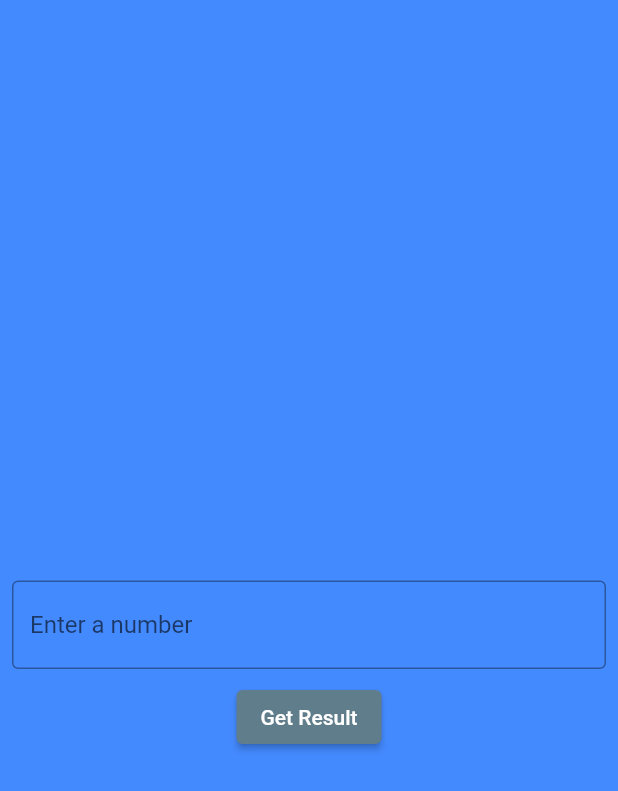
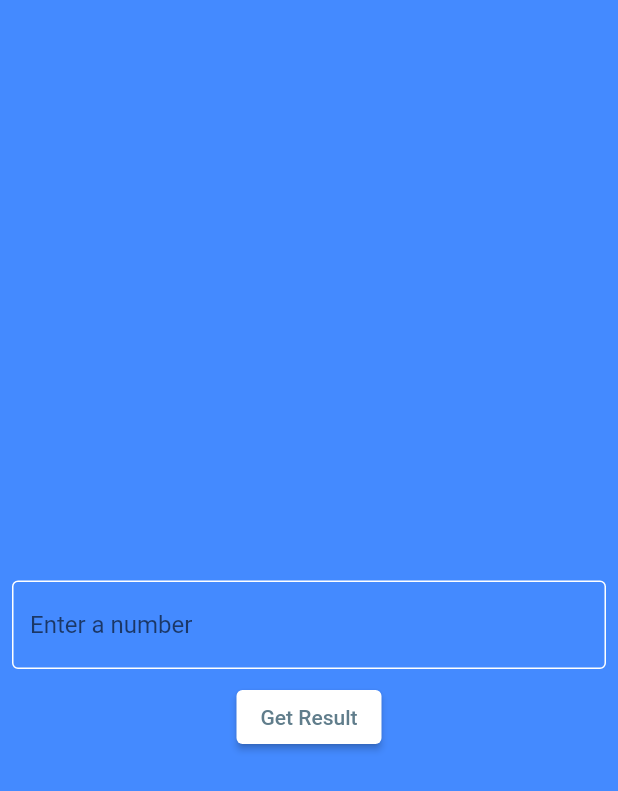
Before and after one commit to sinan70257/Number-features, a Flutter app: the screen it shows after launch, on a phone screen of 412 x 824 dp. Shown: the top 791 px of the screen. Run offline on Flutter 3.47's test engine with Material 2 defaults, Android fonts, the phone set to English and light mode, and no system bars.

Commit message:
third commit

```diff
--- a/lib/main.dart
+++ b/lib/main.dart
@@ -56,7 +56,7 @@ class _MyHomePageState extends State<MyHomePage> {
               style: TextStyle(
                   fontSize: 35,
                   fontWeight: FontWeight.w900,
-                  color: Color.fromARGB(255, 0, 97, 132)),
+                  color: Color.fromARGB(255, 0, 94, 128)),
               textAlign: TextAlign.center,
             ),
           ),
@@ -66,11 +66,19 @@ class _MyHomePageState extends State<MyHomePage> {
               controller: _nunberInput,
               keyboardType: TextInputType.number,
               decoration: InputDecoration(
-                  border: OutlineInputBorder(), hintText: "Enter a number"),
+                  disabledBorder: OutlineInputBorder(
+                      borderSide: BorderSide(
+                          color: Color.fromARGB(255, 255, 255, 255))),
+                  enabledBorder: OutlineInputBorder(
+                      borderSide: BorderSide(
+                          color: Color.fromARGB(255, 255, 255, 255))),
+                  border: OutlineInputBorder(),
+                  hintText: "Enter a number"),
             ),
           ),
           ElevatedButton(
-            style: ElevatedButton.styleFrom(backgroundColor: Colors.blueGrey),
+            style: ElevatedButton.styleFrom(
+                backgroundColor: Color.fromARGB(255, 255, 255, 255)),
             onPressed: () async {
               final num = _nunberInput.text;
               final result = await getNumberFact(number: num);
@@ -78,7 +86,10 @@ class _MyHomePageState extends State<MyHomePage> {
                 sample = result.text;
               });
             },
-            child: const Text("Get Result"),
+            child: const Text(
+              "Get Result",
+              style: TextStyle(color: Colors.blueGrey),
+            ),
           ),
         ],
       )),
```
